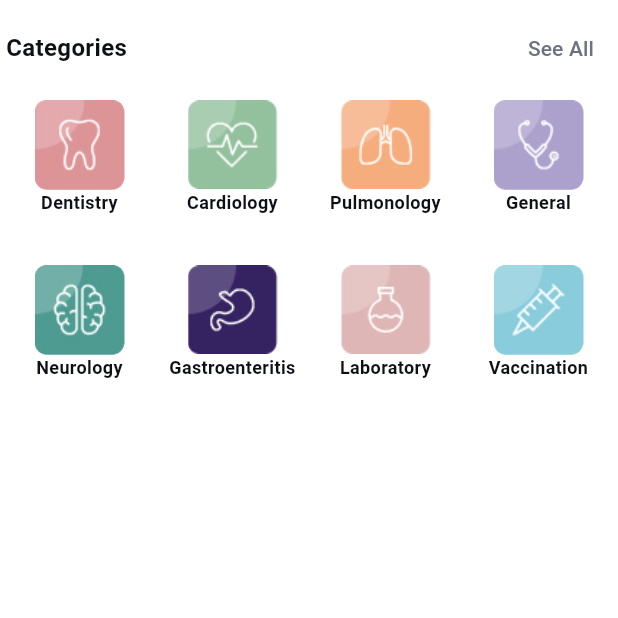
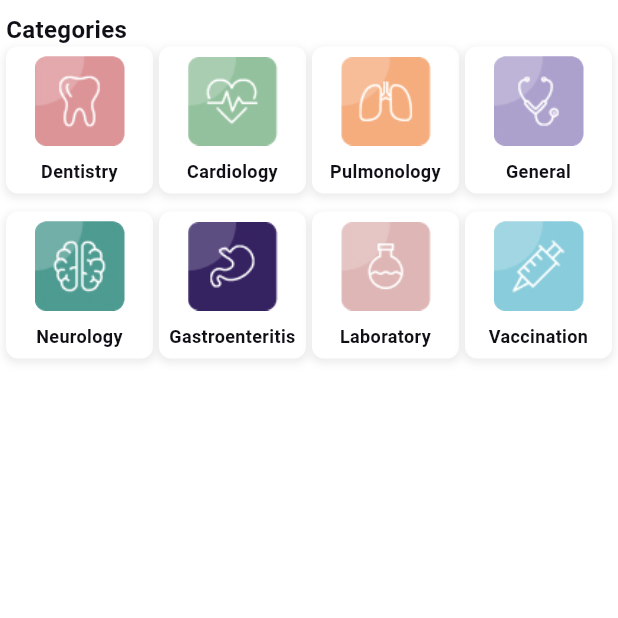
Before and after one commit to jammiedev779/Capstone-Project-II, a Flutter app: the CategoriesScreen screen opened directly, on a phone screen of 412 x 824 dp, the top half of it. Run offline on Flutter 3.47's test engine with Material 3 defaults, Android fonts, the phone set to English and light mode, and no system bars; our stand-ins replace flutter_svg, google_fonts, shared_preferences; accounts and stored records are empty.

```diff
--- a/Mobile_app/lib/screens/home/category_specialize.dart
+++ b/Mobile_app/lib/screens/home/category_specialize.dart
@@ -28,27 +28,32 @@ class CategoriesScreen extends StatelessWidget {
   Widget build(BuildContext context) {
     return Scaffold(
       body: Container(
-        child: Padding(
-          padding: const EdgeInsets.only(
-              top: 8.0, bottom: 8.0, left: 4.0, right: 4.0),
+        padding: const EdgeInsets.symmetric(vertical: 8.0, horizontal: 4.0),
         child: Column(
           crossAxisAlignment: CrossAxisAlignment.start,
           children: <Widget>[
-              Row(mainAxisAlignment: MainAxisAlignment.spaceBetween, children: [
+            Row(
+              mainAxisAlignment: MainAxisAlignment.spaceBetween,
+              children: [
                 Text(
                   'Categories',
                   style: TextStyle(fontSize: 16, fontWeight: FontWeight.bold),
                 ),
-                TextButton(
-                  onPressed: () {
-                    // Implement "See All" functionality
-                  },
-                  child: Text('See All',
-                      style: TextStyle(color: Color(0xff6B7280))),
+                // Uncomment and implement "See All" functionality if needed
+                // TextButton(
+                //   onPressed: () {
+                //     // Implement "See All" functionality
+                //   },
+                //   child: Text('See All',
+                //       style: TextStyle(color: Color(0xff6B7280))),
+                // ),
+              ],
             ),
-              ]),
+            // The GridView.builder is now non-scrollable
             Expanded(
               child: GridView.builder(
+                shrinkWrap: true, // Ensure GridView uses only the required space
+                physics: NeverScrollableScrollPhysics(), // Disable scrolling
                 gridDelegate: SliverGridDelegateWithFixedCrossAxisCount(
                   crossAxisCount: 4,
                   crossAxisSpacing: 4.0,
@@ -62,7 +67,6 @@ class CategoriesScreen extends StatelessWidget {
               ),
             ),
           ],
-          ),
         ),
       ),
     );
@@ -86,6 +90,15 @@ class CategoryTile extends StatelessWidget {
     return Container(
       decoration: BoxDecoration(
         borderRadius: BorderRadius.circular(8.0),
+        color: Colors.white, // Optional: Background color for better visibility
+        boxShadow: [
+          BoxShadow(
+            color: Colors.grey.withOpacity(0.2),
+            spreadRadius: 1,
+            blurRadius: 4,
+            offset: Offset(0, 2), // changes position of shadow
+          ),
+        ],
       ),
       child: Column(
         mainAxisAlignment: MainAxisAlignment.center,
@@ -100,7 +113,7 @@ class CategoryTile extends StatelessWidget {
                   Icon(Icons.error, size: 40),
             ),
           ),
-          // SizedBox(height: 8.0),
+          SizedBox(height: 8.0),
           Text(
             category.name,
             textAlign: TextAlign.center,
--- a/Mobile_app/lib/screens/login_&_register/register_screen.dart
+++ b/Mobile_app/lib/screens/login_&_register/register_screen.dart
@@ -17,7 +17,7 @@ class RegisterPage extends StatelessWidget {
 
     return Scaffold(
       body: Center(
-        child: Padding(
+        child: SingleChildScrollView(
           padding: const EdgeInsets.all(16.0),
           child: Column(
             mainAxisAlignment: MainAxisAlignment.center,
```
Also changed, not shown: Mobile_app/lib/screens/home/home_screen.dart (+25 -25 lines), Mobile_app/lib/screens/login_&_register/login_screen.dart (+11 -8 lines), Mobile_app/lib/shared/utils/bottom_nav_bars/main_nav_bar.dart (+16 -15 lines). Lines whose indentation alone changed are shown as unchanged.
